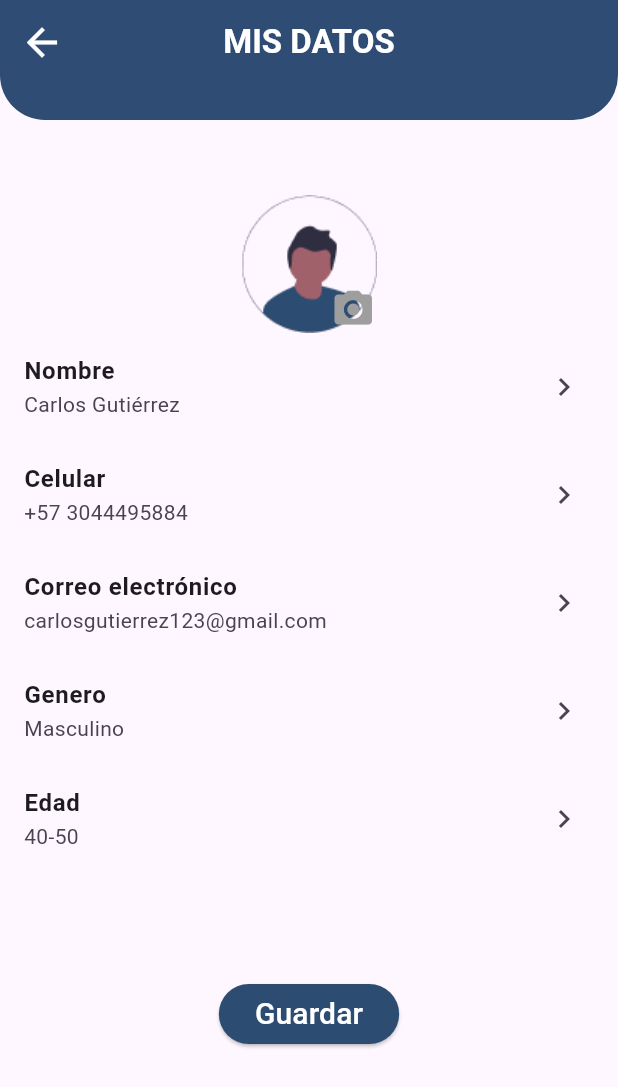
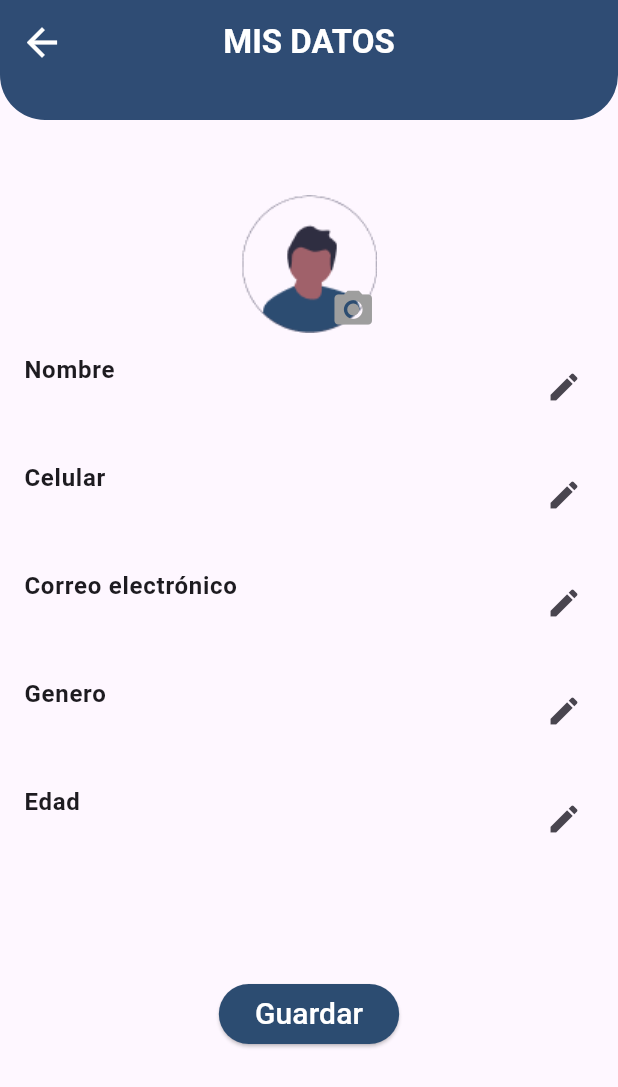
Before and after one commit to cristianPorrety/palantesinbaches, a Flutter app: the DataScreen screen opened directly, on a phone screen of 412 x 824 dp. Shown: the top 1087 px of the screen. Run offline on Flutter 3.47's test engine with Material 3 defaults, Android fonts, the phone set to English and light mode, and no system bars; our stand-ins replace camera, device_info_plus, geocoding, geolocator, google_maps_flutter, image_picker and 3 more; missing offline and left inert: dart:ffi.

Commit message:
Se agrego el modificar datos

```diff
--- a/lib/screens/DataScreen.dart
+++ b/lib/screens/DataScreen.dart
@@ -3,7 +3,43 @@ import 'package:pilasconelhueco/home/homepage.dart';
 import 'package:pilasconelhueco/shared/styles.dart';
 import '../shared/labels.dart';
 
-class DataScreen extends StatelessWidget {
+class DataScreen extends StatefulWidget {
+  @override
+  _DataScreenState createState() => _DataScreenState();
+}
+
+class _DataScreenState extends State<DataScreen> {
+  // Controladores para los campos de texto
+  TextEditingController nombreController = TextEditingController();
+  TextEditingController celularController = TextEditingController();
+  TextEditingController correoElectronicoController = TextEditingController();
+  TextEditingController generoController = TextEditingController();
+  TextEditingController edadController = TextEditingController();
+
+  bool isEditing = false; // Variable para controlar si se está editando o no
+
+  @override
+  void initState() {
+    // Inicializa los controladores con valores iniciales vacíos
+    nombreController.text = "";
+    celularController.text = "";
+    correoElectronicoController.text = "";
+    generoController.text = "";
+    edadController.text = "";
+    super.initState();
+  }
+
+  @override
+  void dispose() {
+    // Libera los recursos de los controladores cuando se destruye el widget
+    nombreController.dispose();
+    celularController.dispose();
+    correoElectronicoController.dispose();
+    generoController.dispose();
+    edadController.dispose();
+    super.dispose();
+  }
+
   @override
   Widget build(BuildContext context) {
     return Scaffold(
@@ -51,37 +87,20 @@ class DataScreen extends StatelessWidget {
                 ],
               ),
             ),
-            ListTile(
-              title: Text('Nombre', style: TextStyle(fontWeight: FontWeight.bold)),
-              subtitle: Text('Carlos Gutiérrez'),
-              trailing: Icon(Icons.navigate_next),
-            ),
-            ListTile(
-              title: Text('Celular', style: TextStyle(fontWeight: FontWeight.bold)),
-              subtitle: Text('+57 3044495884'),
-              trailing: Icon(Icons.navigate_next),
-            ),
-            ListTile(
-              title: Text('Correo electrónico', style: TextStyle(fontWeight: FontWeight.bold)),
-              subtitle: Text('carlosgutierrez123@gmail.com'),
-              trailing: Icon(Icons.navigate_next),
-            ),
-            ListTile(
-              title: Text('Genero', style: TextStyle(fontWeight: FontWeight.bold)),
-              subtitle: Text('Masculino'),
-              trailing: Icon(Icons.navigate_next),
-            ),
-            ListTile(
-              title: Text('Edad', style: TextStyle(fontWeight: FontWeight.bold)),
-              subtitle: Text('40-50'),
-              trailing: Icon(Icons.navigate_next),
-
-            ),
+            _buildListTile("Nombre", nombreController),
+            _buildListTile("Celular", celularController),
+            _buildListTile("Correo electrónico", correoElectronicoController),
+            _buildListTile("Genero", generoController),
+            _buildListTile("Edad", edadController),
             Padding(
               padding: EdgeInsets.only(top: 70.0),
               child: Center(
                 child: ElevatedButton(
                   onPressed: () {
+                    setState(() {
+                      isEditing = false; // Desactivar edición al guardar
+                    });
+                    // Aquí puedes agregar lógica para guardar los cambios
                   },
                   child: Text(
                     'Guardar',
@@ -106,4 +125,36 @@ class DataScreen extends StatelessWidget {
       ),
     );
   }
+
+  Widget _buildListTile(String title, TextEditingController controller) {
+    return ListTile(
+      title: Text(title, style: TextStyle(fontWeight: FontWeight.bold)),
+      subtitle: isEditing
+          ? TextFormField(
+        controller: controller,
+        style: TextStyle(fontSize: 16.0),
+        decoration: InputDecoration(
+          filled: true,
+          fillColor: Colors.grey[200],
+          enabledBorder: OutlineInputBorder(
+            borderRadius: BorderRadius.circular(10.0),
+            borderSide: BorderSide(color: Colors.transparent),
+          ),
+          focusedBorder: OutlineInputBorder(
+            borderRadius: BorderRadius.circular(10.0),
+            borderSide: BorderSide(color: ColorsPalet.primaryColor),
+          ),
+        ),
+      )
+          : Text(controller.text),
+      trailing: InkWell(
+        onTap: () {
+          setState(() {
+            isEditing = true;
+          });
+        },
+        child: Icon(Icons.edit),
+      ),
+    );
   }
+}
```
Lines whose indentation alone changed are shown as unchanged.
